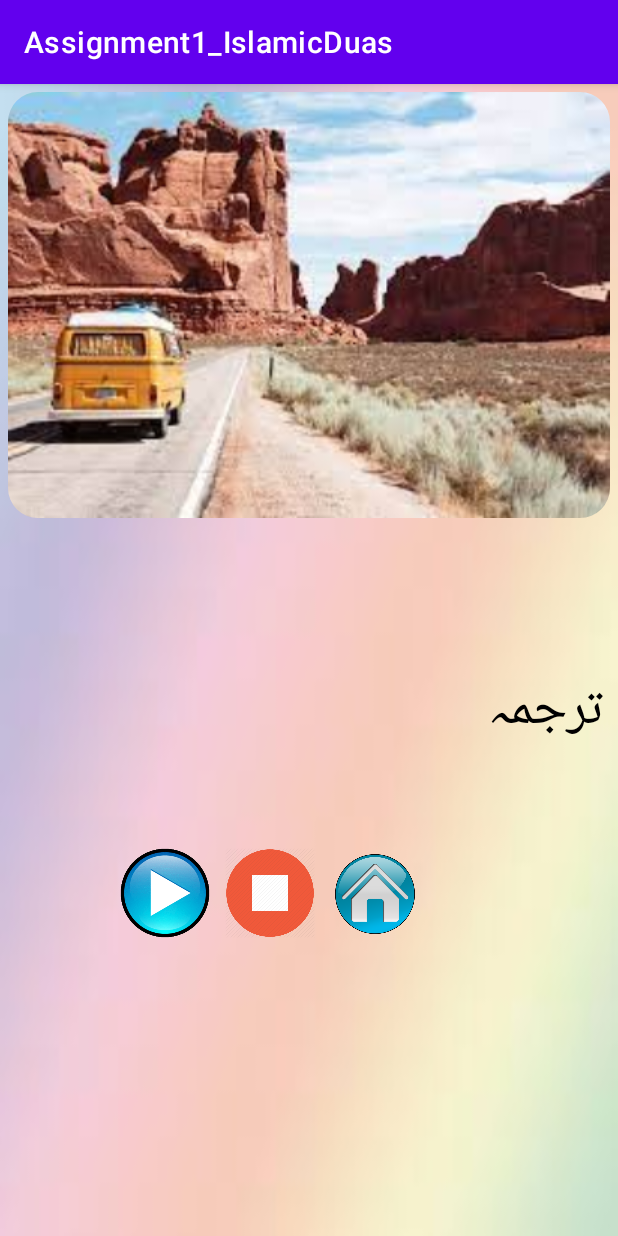
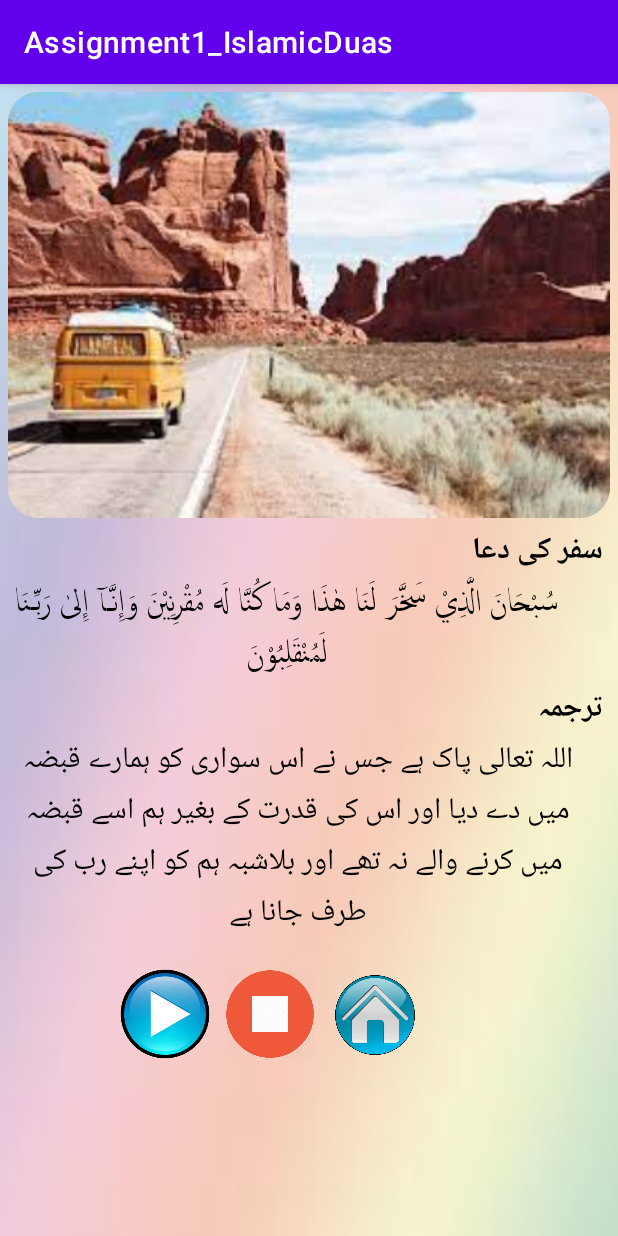
Before and after one commit to farahbutt99/Assignment1, an Android app: the Dua2 screen opened directly, with no data from a screen before it, on a phone screen of 412 x 824 dp. Run offline under Robolectric (Android 15) with nearby library versions, the phone set to English and light mode, and no system bars; Roboto replaces fonts that are not available here.

Commit message:
dua2 done

```diff
--- a/Assignment_IslamicDuas/app/src/main/res/layout/activity_dua10.xml
+++ b/Assignment_IslamicDuas/app/src/main/res/layout/activity_dua10.xml
@@ -44,7 +44,7 @@
                     android:layout_width="match_parent"
                     android:layout_height="wrap_content"
                     android:fontFamily="@font/jameelnoorinastaleeqregular"
-                    android:text=""
+                    android:text="مسجد میں داخل ہونے کی دعا"
                     android:layout_marginRight="10dp"
                     android:textColor="@color/black"
                     android:textSize="36sp" />
--- a/Assignment_IslamicDuas/app/src/main/res/layout/activity_dua11.xml
+++ b/Assignment_IslamicDuas/app/src/main/res/layout/activity_dua11.xml
@@ -44,7 +44,7 @@
                     android:layout_width="match_parent"
                     android:layout_height="wrap_content"
                     android:fontFamily="@font/jameelnoorinastaleeqregular"
-                    android:text=""
+                    android:text="مسجد سے باہر نکلنے کی دعا"
                     android:layout_marginRight="10dp"
                     android:textColor="@color/black"
                     android:textSize="36sp" />
--- a/Assignment_IslamicDuas/app/src/main/res/layout/activity_dua12.xml
+++ b/Assignment_IslamicDuas/app/src/main/res/layout/activity_dua12.xml
@@ -44,7 +44,7 @@
                     android:layout_width="match_parent"
                     android:layout_height="wrap_content"
                     android:fontFamily="@font/jameelnoorinastaleeqregular"
-                    android:text=""
+                    android:text="غصہ آنے کے وقت کی دعا"
                     android:layout_marginRight="10dp"
                     android:textColor="@color/black"
                     android:textSize="36sp" />
--- a/Assignment_IslamicDuas/app/src/main/res/layout/activity_dua2.xml
+++ b/Assignment_IslamicDuas/app/src/main/res/layout/activity_dua2.xml
@@ -44,10 +44,11 @@
                     android:layout_width="match_parent"
                     android:layout_height="wrap_content"
                     android:fontFamily="@font/jameelnoorinastaleeqregular"
-                    android:text=""
+                    android:text="سفر کی دعا"
                     android:layout_marginRight="10dp"
                     android:textColor="@color/black"
-                    android:textSize="36sp" />
+                    android:textStyle="bold"
+                    android:textSize="20sp" />
             </LinearLayout>
             <LinearLayout
                 android:layout_width="wrap_content"
@@ -62,10 +63,10 @@
                     android:layout_height="wrap_content"
                     android:fontFamily="@font/arabictypesettingregular"
                     android:textAlignment="center"
-                    android:text=""
+                    android:text="سُبْحَانَ الَّذِيْ سَخَّرَ لَنَا هٰذَا وَمَا كُنَّا لَه مُقْرِنِيْنَ وَإِنَّـآ إِلىٰ رَبِّـنَا لَمُنْقَلِبُوْنَ"
                     android:textColor="@color/black"
-                    android:layout_marginRight="70dp"
-                    android:textSize="36sp"
+                    android:layout_marginRight="30dp"
+                    android:textSize="30sp"
                     android:gravity="center_horizontal" />
             </LinearLayout>
             <LinearLayout
@@ -81,9 +82,10 @@
                     android:layout_height="wrap_content"
                     android:fontFamily="@font/jameelnoorinastaleeqregular"
                     android:layout_marginRight="10dp"
+                    android:textStyle="bold"
                     android:text="ترجمہ"
                     android:textColor="@color/black"
-                    android:textSize="36sp" />
+                    android:textSize="20sp" />
             </LinearLayout>
             <LinearLayout
                 android:layout_width="wrap_content"
@@ -98,12 +100,12 @@
                     android:layout_height="wrap_content"
                     android:fontFamily="@font/jameelnoorinastaleeqregular"
                     android:textAlignment="center"
-                    android:layout_marginRight="40dp"
-                    android:layout_marginLeft="10dp"
-                    android:text=""
+                    android:layout_marginRight="20dp"
+                    android:layout_marginLeft="5dp"
+                    android:text="اللہ تعالی پاک ہے جس نے اس سواری کو ہمارے قبضہ میں دے دیا اور اس کی قدرت کے بغیر ہم اسے قبضہ میں کرنے والے نہ تھے اور بلاشبہ ہم کو اپنے رب کی طرف جانا ہے"
                     android:textColor="@color/black"
                     android:gravity="center_horizontal"
-                    android:textSize="30sp" />
+                    android:textSize="20sp" />
             </LinearLayout>
         </LinearLayout>
         <LinearLayout
@@ -111,7 +113,7 @@
             android:layout_height="wrap_content"
             android:layout_marginTop="20dp"
             android:layout_marginLeft="80dp">
-                        <LinearLayout
+            <LinearLayout
                 android:layout_width="wrap_content"
                 android:layout_height="wrap_content">
                 <ImageView
--- a/Assignment_IslamicDuas/app/src/main/res/layout/activity_dua3.xml
+++ b/Assignment_IslamicDuas/app/src/main/res/layout/activity_dua3.xml
@@ -44,7 +44,7 @@
                     android:layout_width="match_parent"
                     android:layout_height="wrap_content"
                     android:fontFamily="@font/jameelnoorinastaleeqregular"
-                    android:text=""
+                    android:text="آئینہ دیکھنے کی دعا"
                     android:layout_marginRight="10dp"
                     android:textColor="@color/black"
                     android:textSize="36sp" />
--- a/Assignment_IslamicDuas/app/src/main/res/layout/activity_dua4.xml
+++ b/Assignment_IslamicDuas/app/src/main/res/layout/activity_dua4.xml
@@ -44,7 +44,7 @@
                     android:layout_width="match_parent"
                     android:layout_height="wrap_content"
                     android:fontFamily="@font/jameelnoorinastaleeqregular"
-                    android:text=""
+                    android:text="والدین کے لیے دعا"
                     android:layout_marginRight="10dp"
                     android:textColor="@color/black"
                     android:textSize="36sp" />
--- a/Assignment_IslamicDuas/app/src/main/res/layout/activity_dua5.xml
+++ b/Assignment_IslamicDuas/app/src/main/res/layout/activity_dua5.xml
@@ -44,7 +44,7 @@
                     android:layout_width="match_parent"
                     android:layout_height="wrap_content"
                     android:fontFamily="@font/jameelnoorinastaleeqregular"
-                    android:text=""
+                    android:text="دودھ پینے کی دعا"
                     android:layout_marginRight="10dp"
                     android:textColor="@color/black"
                     android:textSize="36sp" />
--- a/Assignment_IslamicDuas/app/src/main/res/layout/activity_dua6.xml
+++ b/Assignment_IslamicDuas/app/src/main/res/layout/activity_dua6.xml
@@ -44,7 +44,7 @@
                     android:layout_width="match_parent"
                     android:layout_height="wrap_content"
                     android:fontFamily="@font/jameelnoorinastaleeqregular"
-                    android:text=""
+                    android:text="کھانا کھانے سے پہلے کی دعا"
                     android:layout_marginRight="10dp"
                     android:textColor="@color/black"
                     android:textSize="36sp" />
--- a/Assignment_IslamicDuas/app/src/main/res/layout/activity_dua7.xml
+++ b/Assignment_IslamicDuas/app/src/main/res/layout/activity_dua7.xml
@@ -44,7 +44,7 @@
                     android:layout_width="match_parent"
                     android:layout_height="wrap_content"
                     android:fontFamily="@font/jameelnoorinastaleeqregular"
-                    android:text=""
+                    android:text="کھانا کھانے کے بعد کی دعا"
                     android:layout_marginRight="10dp"
                     android:textColor="@color/black"
                     android:textSize="36sp" />
--- a/Assignment_IslamicDuas/app/src/main/res/layout/activity_dua8.xml
+++ b/Assignment_IslamicDuas/app/src/main/res/layout/activity_dua8.xml
@@ -44,7 +44,7 @@
                     android:layout_width="match_parent"
                     android:layout_height="wrap_content"
                     android:fontFamily="@font/jameelnoorinastaleeqregular"
-                    android:text=""
+                    android:text="گھر میں داخل ہونے کی دعا"
                     android:layout_marginRight="10dp"
                     android:textColor="@color/black"
                     android:textSize="36sp" />
--- a/Assignment_IslamicDuas/app/src/main/res/layout/activity_dua9.xml
+++ b/Assignment_IslamicDuas/app/src/main/res/layout/activity_dua9.xml
@@ -44,7 +44,7 @@
                     android:layout_width="match_parent"
                     android:layout_height="wrap_content"
                     android:fontFamily="@font/jameelnoorinastaleeqregular"
-                    android:text=""
+                    android:text="گھر سے نکلنے کی دعا"
                     android:layout_marginRight="10dp"
                     android:textColor="@color/black"
                     android:textSize="36sp" />
```
